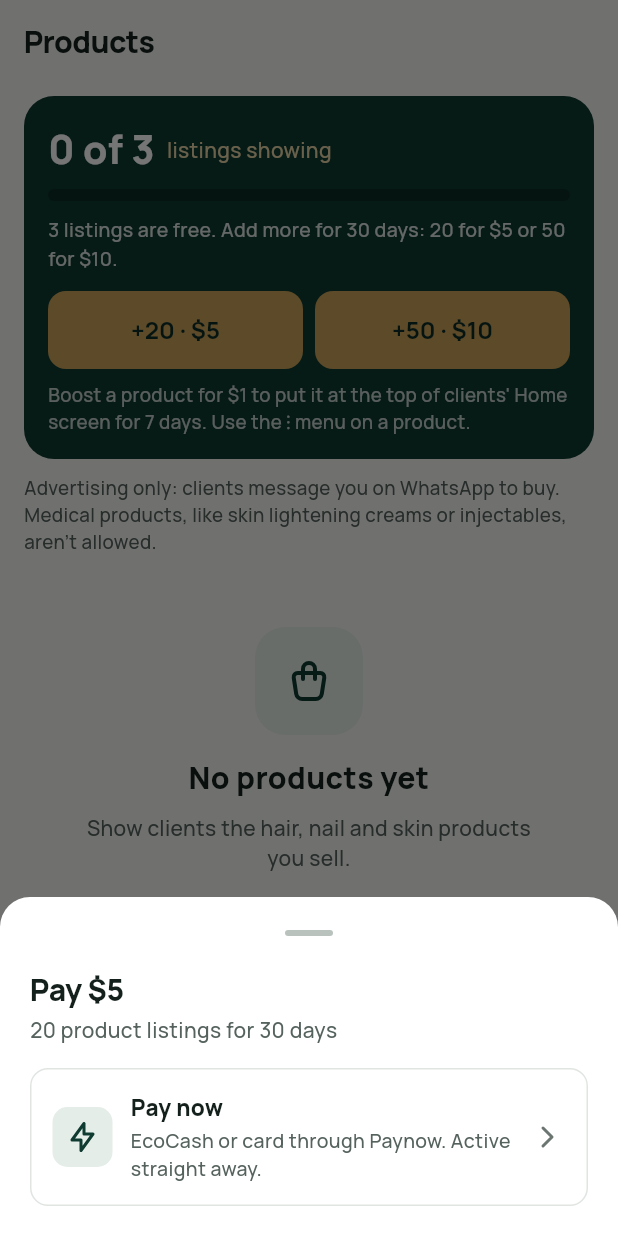
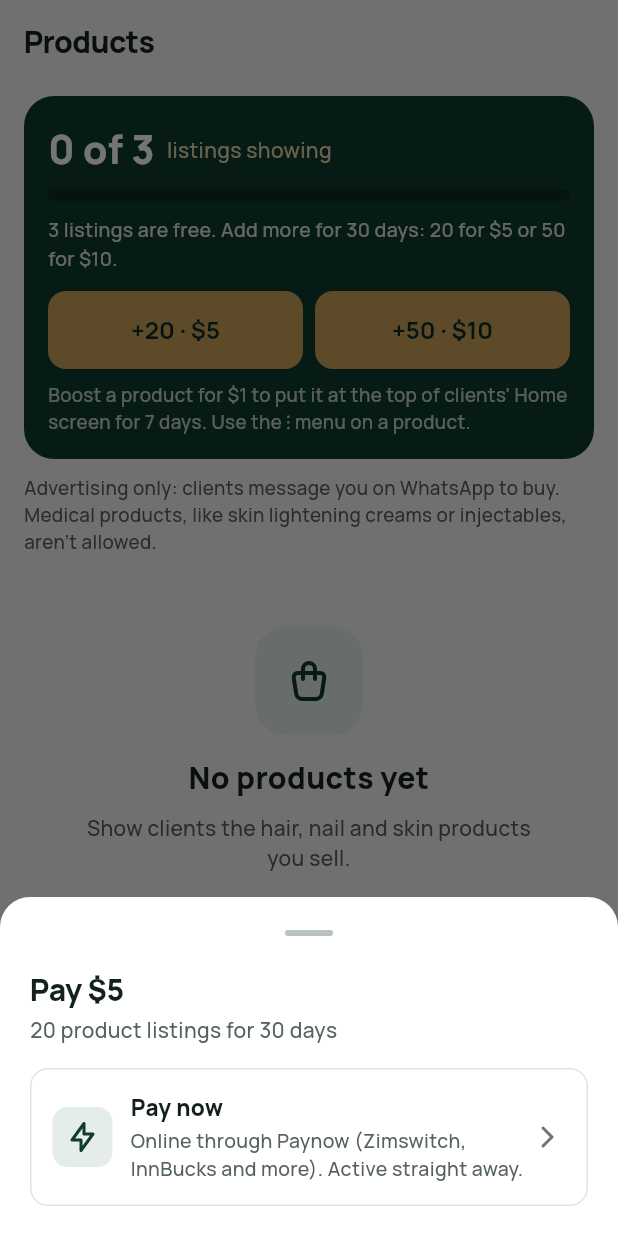
Before and after one commit to bromadex/beautyapp, a Flutter app: the ProductsScreen screen opened by its route, after a tap on an icon or button, on a phone screen of 412 x 824 dp. Run offline on Flutter 3.47's test engine with Material 3 defaults, Android fonts, the phone set to English and light mode, and no system bars; our stand-ins replace file_picker, firebase_core, firebase_messaging, flutter_tabler_icons, geolocator, go_router and 4 more; accounts and stored records are empty; network calls fail.

Commit message:
Payment wording matches the methods switched on in Paynow
Card payments aren't active on the Paynow account yet, so the app no
longer promises them.

Co-Authored-By: Claude Opus 5.5 <noreply@anthropic.com>
Claude-Session: https://claude.ai/code/session_01WrfTxhRrYrbYnj1C3Sa6J6

```diff
--- a/lib/screens/client_home_screen.dart
+++ b/lib/screens/client_home_screen.dart
@@ -567,7 +567,7 @@ class _HowItWorks extends StatelessWidget {
   Widget build(BuildContext context) {
     const steps = [
       (TablerIcons.search, 'Find a beauty pro', 'Browse verified pros, prices and real reviews.'),
-      (TablerIcons.calendar_check, 'Book a time', 'Pick a slot that suits you — pay cash, EcoCash or card.'),
+      (TablerIcons.calendar_check, 'Book a time', 'Pick a slot that suits you, then pay the pro directly.'),
       (TablerIcons.home, 'Get it done', 'At your place or theirs. Rate them afterwards.'),
     ];
     return Card(
--- a/lib/screens/subscription_screen.dart
+++ b/lib/screens/subscription_screen.dart
@@ -643,7 +643,7 @@ class _SubscriptionScreenState extends State<SubscriptionScreen> {
           SizedBox(width: AppSpacing.md),
           Expanded(
             child: Text(
-              'The \$3 activation keeps BeauTap free of fake profiles and bots — every pro on the platform is real and invested. Pay securely via EcoCash, mobile money, or card through Paynow.',
+              'The \$3 activation keeps BeauTap free of fake profiles and bots — every pro on the platform is real and invested. Pay online through Paynow, or send EcoCash to BeauTap yourself.',
               style: TextStyle(fontSize: 12, color: AppColors.info, height: 1.4),
             ),
           ),
--- a/lib/services/fee_checkout.dart
+++ b/lib/services/fee_checkout.dart
@@ -71,7 +71,7 @@ class FeeCheckout {
             _Option(
               icon: TablerIcons.bolt,
               title: 'Pay now',
-              subtitle: 'EcoCash or card through Paynow. Active straight away.',
+              subtitle: 'Online through Paynow (Zimswitch, InnBucks and more). Active straight away.',
               onTap: () => Navigator.pop(ctx, 'paynow'),
             ),
             if (manualNumber != null) ...[
```
Also changed, not shown: 3 other files.
